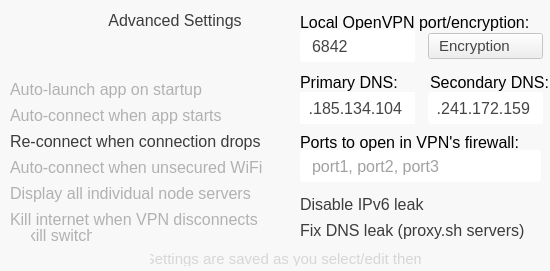
Before: the Qt Designer form safejumper/scr_settings.ui in proxysh/Safejumper-for-Desktop, drawn with Qt 5.
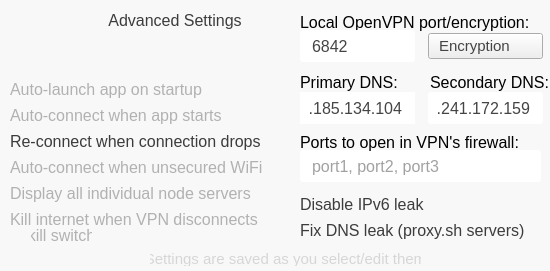
After: the same form once the commit is applied. Icons and pictures are not drawn.

The edit to the form file:
```diff
--- a/safejumper/scr_settings.ui
+++ b/safejumper/scr_settings.ui
@@ -802,7 +802,7 @@
     </widget>
     <widget class="QComboBox" name="dd_Encryption">
      <property name="enabled">
-      <bool>false</bool>
+      <bool>true</bool>
      </property>
      <property name="geometry">
       <rect>
@@ -863,6 +863,9 @@
 }
 </string>
      </property>
+     <property name="currentText">
+      <string>Encryption</string>
+     </property>
      <item>
       <property name="text">
        <string>Encryption</string>
```
Left out of the diff: 7 changed lines with no effect on the pictures.
